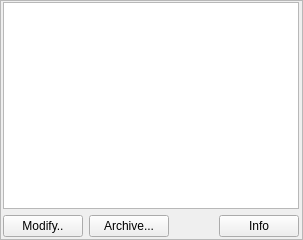
Qt form ui/windows/settings/sessionsettingspane.ui (smartboyhw/speechcontrol) before a commit.
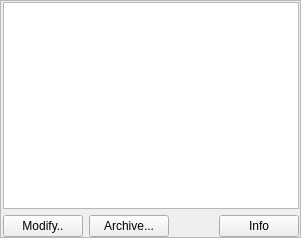
The same form after that commit.

Commit message: Updated the Session pane, need to add more functionality.

Diff of the .ui file:
```diff
--- a/ui/windows/settings/sessionsettingspane.ui
+++ b/ui/windows/settings/sessionsettingspane.ui
@@ -6,8 +6,8 @@
    <rect>
     <x>0</x>
     <y>0</y>
-    <width>303</width>
-    <height>240</height>
+    <width>301</width>
+    <height>238</height>
    </rect>
   </property>
   <property name="sizePolicy">
```
Left out of the diff: 6 changed lines with no effect on the pictures. The commit also changes 1 other file.
